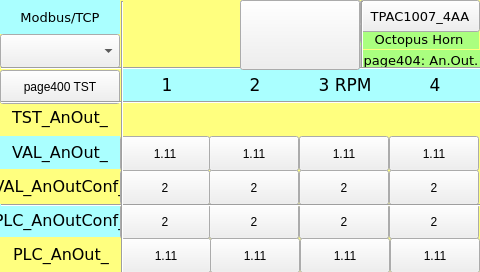
Before: the Qt Designer form TPAC1007_04_AA/Octopus_Horn_HMI/page404.ui in MECTsrl/mect_apps, drawn with Qt 5.
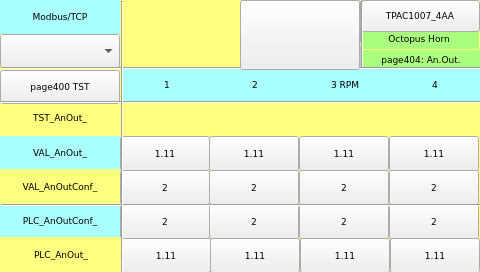
After: the same form once the commit is applied. Custom widgets are drawn as their Qt base class.

The edit to the form file:
```diff
--- a/TPAC1007_04_AA/Octopus_Horn_HMI/page404.ui
+++ b/TPAC1007_04_AA/Octopus_Horn_HMI/page404.ui
@@ -43,7 +43,7 @@
 <property name="font">
 <font>
 <family>DejaVu Sans</family>
-<pointsize>10</pointsize>
+     <pointsize>7</pointsize>
 </font>
 </property>
 <property name="styleSheet">
@@ -68,7 +68,7 @@
 <property name="font">
 <font>
 <family>DejaVu Sans</family>
-<pointsize>10</pointsize>
+     <pointsize>7</pointsize>
 </font>
 </property>
 <property name="styleSheet">
@@ -195,7 +195,7 @@
 <property name="font">
 <font>
 <family>DejaVu Sans</family>
-<pointsize>10</pointsize>
+     <pointsize>7</pointsize>
 <weight>50</weight>
 <bold>false</bold>
 </font>
@@ -307,6 +307,12 @@
 <height>35</height>
 </rect>
 </property>
+   <property name="font">
+    <font>
+     <family>DejaVu Sans</family>
+     <pointsize>7</pointsize>
+    </font>
+   </property>
 <property name="text">
 <string>2</string>
 </property>
@@ -364,6 +370,12 @@
 <height>35</height>
 </rect>
 </property>
+   <property name="font">
+    <font>
+     <family>DejaVu Sans</family>
+     <pointsize>7</pointsize>
+    </font>
+   </property>
 <property name="text">
 <string>2</string>
 </property>
@@ -421,6 +433,12 @@
 <height>35</height>
 </rect>
 </property>
+   <property name="font">
+    <font>
+     <family>DejaVu Sans</family>
+     <pointsize>7</pointsize>
+    </font>
+   </property>
 <property name="text">
 <string>2</string>
 </property>
@@ -481,7 +499,7 @@
 <property name="font">
 <font>
 <family>DejaVu Sans</family>
-<pointsize>12</pointsize>
+     <pointsize>7</pointsize>
 </font>
 </property>
 <property name="styleSheet">
@@ -506,7 +524,7 @@
 <property name="font">
 <font>
 <family>DejaVu Sans</family>
-<pointsize>12</pointsize>
+     <pointsize>7</pointsize>
 </font>
 </property>
 <property name="styleSheet">
@@ -528,6 +546,12 @@
 <height>35</height>
 </rect>
 </property>
+   <property name="font">
+    <font>
+     <family>DejaVu Sans</family>
+     <pointsize>7</pointsize>
+    </font>
+   </property>
 <property name="text">
 <string>1.11</string>
 </property>
@@ -588,7 +612,7 @@
 <property name="font">
 <font>
 <family>DejaVu Sans</family>
-<pointsize>13</pointsize>
+     <pointsize>7</pointsize>
 </font>
 </property>
 <property name="styleSheet">
@@ -613,7 +637,7 @@
 <property name="font">
 <font>
 <family>DejaVu Sans</family>
-<pointsize>13</pointsize>
+     <pointsize>7</pointsize>
 </font>
 </property>
 <property name="styleSheet">
@@ -638,7 +662,7 @@
 <property name="font">
 <font>
 <family>DejaVu Sans</family>
-<pointsize>12</pointsize>
+     <pointsize>7</pointsize>
 </font>
 </property>
 <property name="styleSheet">
@@ -660,6 +684,12 @@
 <height>35</height>
 </rect>
 </property>
+   <property name="font">
+    <font>
+     <family>DejaVu Sans</family>
+     <pointsize>7</pointsize>
+    </font>
+   </property>
 <property name="text">
 <string>1.11</string>
 </property>
@@ -756,7 +786,7 @@
 <property name="font">
 <font>
 <family>DejaVu Sans</family>
-<pointsize>12</pointsize>
+     <pointsize>7</pointsize>
 </font>
 </property>
 <property name="styleSheet">
@@ -814,6 +844,12 @@
 <height>35</height>
 </rect>
 </property>
+   <property name="font">
+    <font>
+     <family>DejaVu Sans</family>
+     <pointsize>7</pointsize>
+    </font>
+   </property>
 <property name="text">
 <string>2</string>
 </property>
@@ -874,7 +910,7 @@
 <property name="font">
 <font>
 <family>DejaVu Sans</family>
-<pointsize>13</pointsize>
+     <pointsize>7</pointsize>
 </font>
 </property>
 <property name="styleSheet">
@@ -932,6 +968,12 @@
 <height>35</height>
 </rect>
 </property>
+   <property name="font">
+    <font>
+     <family>DejaVu Sans</family>
+     <pointsize>7</pointsize>
+    </font>
+   </property>
 <property name="text">
 <string>2</string>
 </property>
@@ -989,6 +1031,12 @@
 <height>35</height>
 </rect>
 </property>
+   <property name="font">
+    <font>
+     <family>DejaVu Sans</family>
+     <pointsize>7</pointsize>
+    </font>
+   </property>
 <property name="text">
 <string>1.11</string>
 </property>
@@ -1046,6 +1094,12 @@
 <height>35</height>
 </rect>
 </property>
+   <property name="font">
+    <font>
+     <family>DejaVu Sans</family>
+     <pointsize>7</pointsize>
+    </font>
+   </property>
 <property name="text">
 <string>2</string>
 </property>
@@ -1103,6 +1157,12 @@
 <height>35</height>
 </rect>
 </property>
+   <property name="font">
+    <font>
+     <family>DejaVu Sans</family>
+     <pointsize>7</pointsize>
+    </font>
+   </property>
 <property name="text">
 <string>1.11</string>
 </property>
@@ -1160,6 +1220,12 @@
 <height>35</height>
 </rect>
 </property>
+   <property name="font">
+    <font>
+     <family>DejaVu Sans</family>
+     <pointsize>7</pointsize>
+    </font>
+   </property>
 <property name="text">
 <string>2</string>
 </property>
@@ -1220,7 +1286,7 @@
 <property name="font">
 <font>
 <family>DejaVu Sans</family>
-<pointsize>13</pointsize>
+     <pointsize>7</pointsize>
 </font>
 </property>
 <property name="styleSheet">
@@ -1278,6 +1344,12 @@
 <height>35</height>
 </rect>
 </property>
+   <property name="font">
+    <font>
+     <family>DejaVu Sans</family>
+     <pointsize>7</pointsize>
+    </font>
+   </property>
 <property name="text">
 <string>2</string>
 </property>
@@ -1335,6 +1407,12 @@
 <height>35</height>
 </rect>
 </property>
+   <property name="font">
+    <font>
+     <family>DejaVu Sans</family>
+     <pointsize>7</pointsize>
+    </font>
+   </property>
 <property name="text">
 <string>1.11</string>
 </property>
@@ -1395,7 +1473,7 @@
 <property name="font">
 <font>
 <family>DejaVu Sans</family>
-<pointsize>12</pointsize>
+     <pointsize>7</pointsize>
 </font>
 </property>
 <property name="styleSheet">
@@ -1417,6 +1495,12 @@
 <height>35</height>
 </rect>
 </property>
+   <property name="font">
+    <font>
+     <family>DejaVu Sans</family>
+     <pointsize>7</pointsize>
+    </font>
+   </property>
 <property name="text">
 <string>1.11</string>
 </property>
@@ -1474,6 +1558,12 @@
 <height>35</height>
 </rect>
 </property>
+   <property name="font">
+    <font>
+     <family>DejaVu Sans</family>
+     <pointsize>7</pointsize>
+    </font>
+   </property>
 <property name="text">
 <string>1.11</string>
 </property>
@@ -1531,6 +1621,12 @@
 <height>35</height>
 </rect>
 </property>
+   <property name="font">
+    <font>
+     <family>DejaVu Sans</family>
+     <pointsize>7</pointsize>
+    </font>
+   </property>
 <property name="text">
 <string>1.11</string>
 </property>
@@ -1588,6 +1684,12 @@
 <height>34</height>
 </rect>
 </property>
+   <property name="font">
+    <font>
+     <family>DejaVu Sans</family>
+     <pointsize>7</pointsize>
+    </font>
+   </property>
 <property name="toolTip">
 <string/>
 </property>
@@ -1738,7 +1840,7 @@
 <property name="font">
 <font>
 <family>DejaVu Sans</family>
-<pointsize>10</pointsize>
+     <pointsize>7</pointsize>
 </font>
 </property>
 <property name="styleSheet">
```
Left out of the diff: 64 changed lines with no effect on the pictures. Lines whose indentation alone changed are shown as unchanged.
